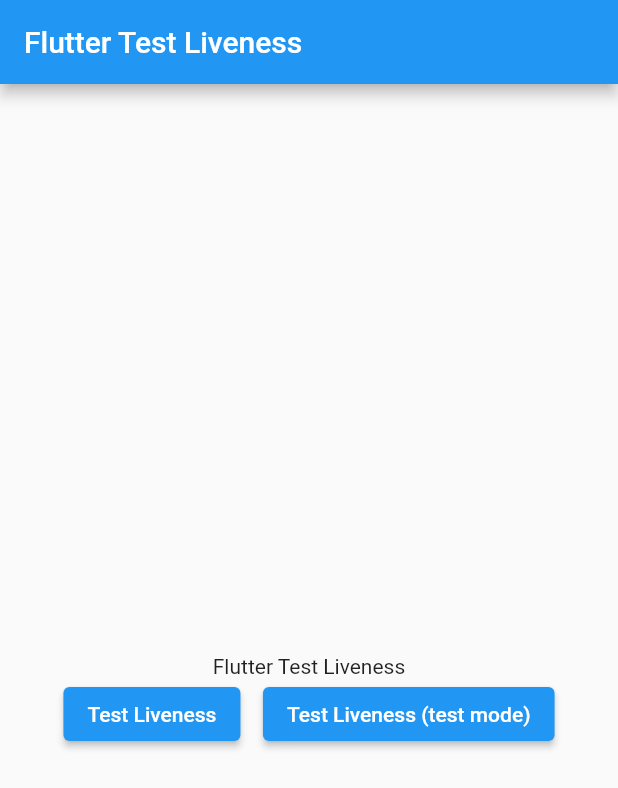
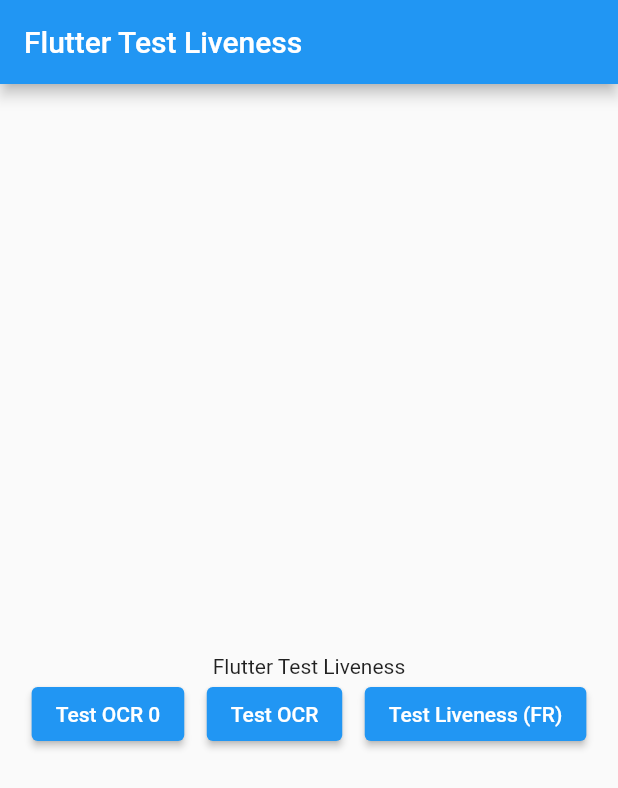
Before and after one commit to ozaenzenzen/flutter_test_liveness, a Flutter app: the screen it shows after launch, on a phone screen of 412 x 824 dp. Shown: the top 788 px of the screen. Run offline on Flutter 3.47's test engine with Material 2 defaults, Android fonts, the phone set to English and light mode, and no system bars; our stand-ins replace camera, get, google_fonts; missing offline and left inert: qoin_saas_liveness; Roboto replaces fonts that are missing (Mukta).

Commit message:
update test

```diff
--- a/lib/home_screen.dart
+++ b/lib/home_screen.dart
@@ -1,3 +1,5 @@
+import 'dart:convert';
+
 import 'package:camera/camera.dart';
 // import 'package:face_sdk/ui/screen/liveness_screen.dart';
 // import 'package:face_sdk/ui/widget/oval_clip.dart';
@@ -27,6 +29,10 @@
   bool faceFound = false;
   List<List<dynamic>>? selectedMotion;
   int motionProgress = 0;
+
+  String? dataOcr;
+
+  String? dataGambar;
   @override
   Widget build(BuildContext context) {
     return Scaffold(
@@ -43,6 +49,21 @@
           child: Column(
             mainAxisAlignment: MainAxisAlignment.center,
             children: [
+              (dataGambar != null)
+                  ? Container(
+                      height: 100,
+                      width: 100,
+                      color: Colors.blue,
+                      child: Image.memory(
+                        base64Decode(dataGambar!),
+                      ),
+                    )
+                  : const SizedBox(),
+              (dataOcr != null)
+                  ? Text(
+                      "dataOcr $dataOcr",
+                    )
+                  : const SizedBox(),
               Text(
                 "Flutter Test Liveness",
                 style: GoogleFonts.mukta(),
@@ -56,34 +77,101 @@
                         context,
                         MaterialPageRoute(
                           builder: (context) {
-                            return const CameraScreen(
-                              testMode: false,
-                            );
+                            return const QoinSaasOCRCameraMLKitVer();
+                            // return CameraScreenTest();
+                            // return Test2Widget();
+                            // return const CameraScreen(
+                            //   testMode: false,
+                            // );
                           },
                         ),
                       );
                     },
                     child: Text(
-                      "Test Liveness",
+                      "Test OCR 0",
                       style: GoogleFonts.mukta(),
                     ),
                   ),
                   const SizedBox(width: 15),
                   ElevatedButton(
                     onPressed: () {
+                      setState(() {
+                        dataOcr = null;
+                      });
+                      Navigator.push(
+                        context,
+                        MaterialPageRoute(
+                          builder: (context) {
+                            // return const QoinSaasOCRCamera();
+                            return QoinSaasOCRCamera(
+                              // actionAfterTakePicture: (base64Image, textValueInsideImage) {
+                              //   return Container(
+                              //     height: MediaQuery.of(context).size.height,
+                              //     width: MediaQuery.of(context).size.width,
+                              //     color: Colors.white,
+                              //     child: Column(
+                              //       children: [
+                              //         Image.asset(
+                              //           base64Image,
+                              //           height: 150,
+                              //           width: 150,
+                              //         ),
+                              //         const SizedBox(height: 30),
+                              //         Text(
+                              //           textValueInsideImage,
+                              //         ),
+                              //       ],
+                              //     ),
+                              //   );
+                              // },
+                              getDataString: (String data) {
+                                setState(() {
+                                  dataOcr = data;
+                                });
+                              },
+                              // captureButton: Container(
+                              //   height: 30,
+                              //   width: 30,
+                              //   color: Colors.blue,
+                              // ),
+                            );
+                            // return Test2Widget();
+                            // return const CameraScreen(
+                            //   testMode: false,
+                            // );
+                          },
+                        ),
+                      );
+                    },
+                    child: Text(
+                      "Test OCR",
+                      style: GoogleFonts.mukta(),
+                    ),
+                  ),
+                  const SizedBox(width: 15),
+                  ElevatedButton(
+                    onPressed: () {
+                      dataGambar = null;
                       Navigator.push(
                         context,
                         MaterialPageRoute(
                           builder: (context) {
                             return const CameraScreen(
                               testMode: true,
+                              // gambar: (String gambar) {
+                              //   setState(() {
+                              //     dataGambar = gambar;
+                              //   });
+                              // },
                             );
+                            // return const QoinSaasOCRCamera();
+                            // return const TextRecognizerView();
                           },
                         ),
                       );
                     },
                     child: Text(
-                      "Test Liveness (test mode)",
+                      "Test Liveness (FR)",
                       style: GoogleFonts.mukta(),
                     ),
                   ),
```
Also changed, not shown: pubspec.yaml (+7 -1 lines), pubspec.lock, 3 other files.
